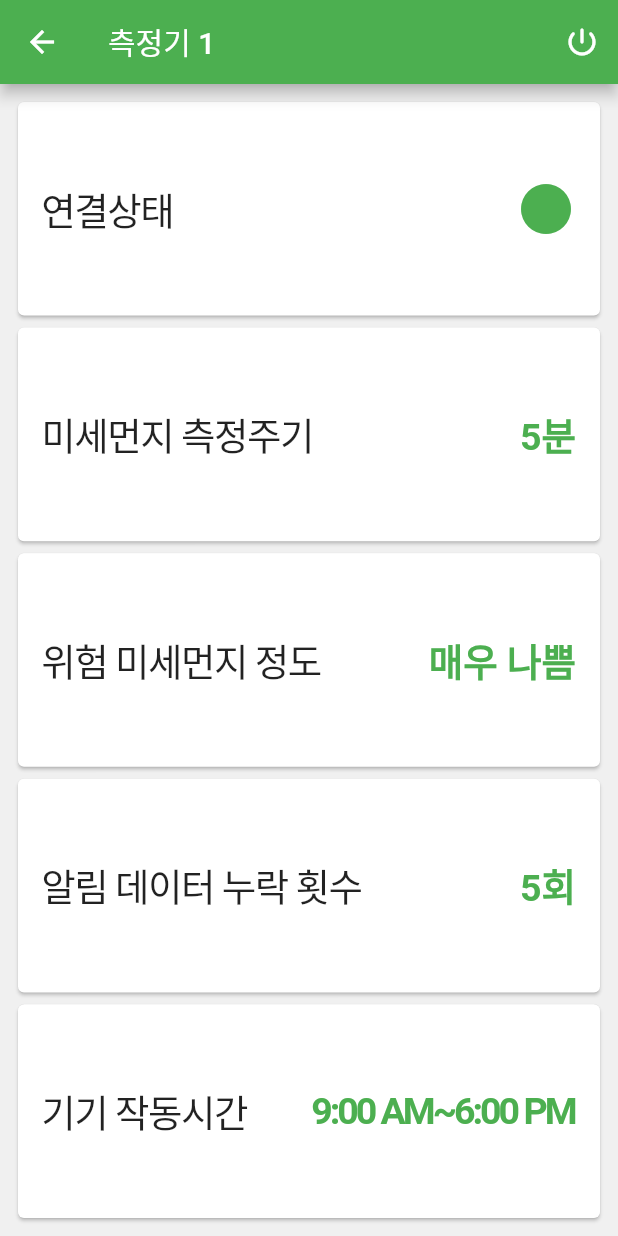
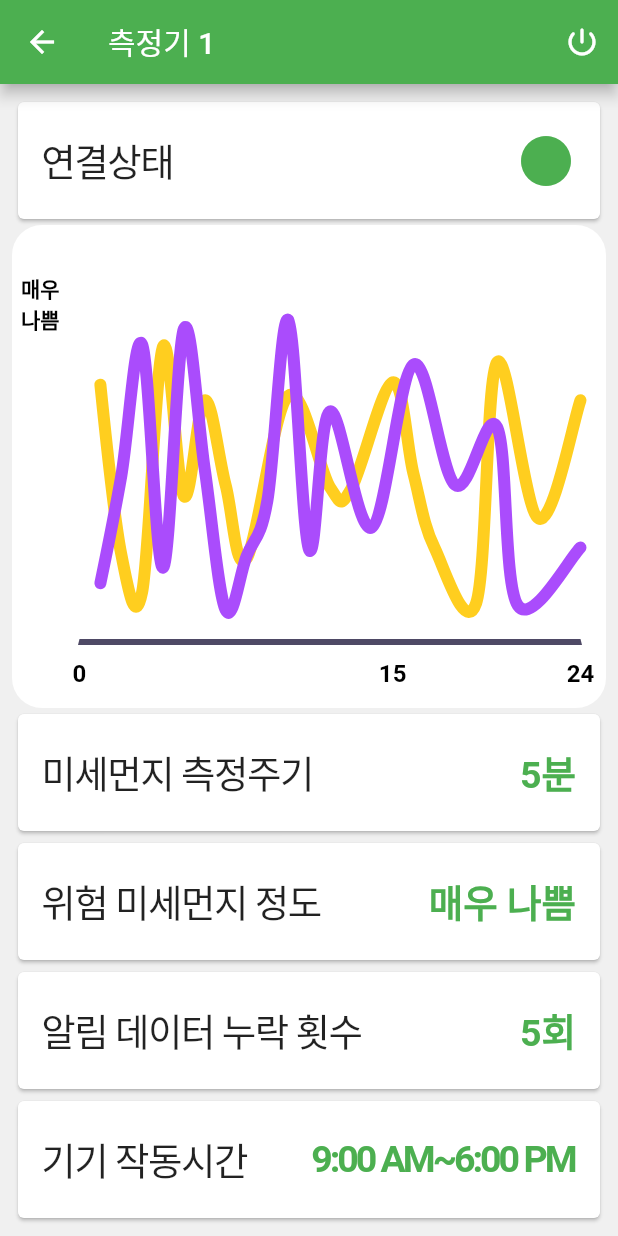
Before and after one commit to Ksanbal/MiseCho, a Flutter app: the DetailPage screen opened directly, on a phone screen of 412 x 824 dp. Run offline on Flutter 3.47's test engine with Material 2 defaults, Android fonts, the phone set to English and light mode, and no system bars; drawn by our look-alikes of fl_chart; missing offline and left inert: flutter_material_pickers.

Commit message:
Build Detail Page ( Chat, Setups)

```diff
--- a/APP/checkpm_app/lib/detail_page.dart
+++ b/APP/checkpm_app/lib/detail_page.dart
@@ -10,6 +10,14 @@ class DetailPage extends StatefulWidget {
 class _DetailPageState extends State<DetailPage> {
   // Device Name
   var DeviceName = '측정기 1';
+
+  // Chart
+  bool isShowingMainData;
+  @override
+  void initState() {
+    super.initState();
+    isShowingMainData = true;
+  }
 
   // Picker's items
   // 미세먼지 측정 주기
@@ -82,7 +90,39 @@ class _DetailPageState extends State<DetailPage> {
               ),
             ),
             // Chart
-
+            AspectRatio(
+              aspectRatio: 1.23,
+              child: Container(
+                decoration: const BoxDecoration(
+                  borderRadius: BorderRadius.all(Radius.circular(20)),
+                  color: Colors.white,
+                ),
+                child: Stack(
+                  children: <Widget>[
+                    Column(
+                      crossAxisAlignment: CrossAxisAlignment.stretch,
+                      children: <Widget>[
+                        const SizedBox(
+                          height: 37,
+                        ),
+                        Expanded(
+                          child: Padding(
+                            padding:
+                                const EdgeInsets.only(right: 16.0, left: 6.0),
+                            child: LineChart(
+                              PMData(),
+                            ),
+                          ),
+                        ),
+                        const SizedBox(
+                          height: 10,
+                        ),
+                      ],
+                    ),
+                  ],
+                ),
+              ),
+            ),
             // 미세먼지 측정주기
             Expanded(
               child: Card(
@@ -222,4 +262,176 @@ class _DetailPageState extends State<DetailPage> {
       ),
     );
   }
+
+  LineChartData PMData() {
+    return LineChartData(
+      lineTouchData: LineTouchData(
+        touchTooltipData: LineTouchTooltipData(
+          tooltipBgColor: Colors.blueGrey.withOpacity(0.8),
+        ),
+        touchCallback: (LineTouchResponse touchResponse) {},
+        handleBuiltInTouches: true,
+      ),
+      gridData: FlGridData(
+        show: false,
+      ),
+      titlesData: FlTitlesData(
+        bottomTitles: SideTitles(
+          showTitles: true,
+          reservedSize: 22,
+          getTextStyles: (value) => const TextStyle(
+            color: Colors.black,
+            fontWeight: FontWeight.bold,
+            fontSize: 16,
+          ),
+          margin: 10,
+          getTitles: (value) {
+            switch (value.toInt()) {
+              case 0:
+                return '0';
+              case 3:
+                return '3';
+              case 6:
+                return '6';
+              case 9:
+                return '9';
+              case 12:
+                return '12';
+              case 15:
+                return '15';
+              case 18:
+                return '18';
+              case 21:
+                return '21';
+              case 24:
+                return '24';
+            }
+            return '';
+          },
+        ),
+        leftTitles: SideTitles(
+          showTitles: true,
+          getTextStyles: (value) => const TextStyle(
+            color: Colors.black,
+            fontWeight: FontWeight.bold,
+            fontSize: 14,
+          ),
+          getTitles: (value) {
+            switch (value.toInt()) {
+              case 10:
+                return '좋음';
+              case 30:
+                return '보통';
+              case 80:
+                return '나쁨';
+              case 150:
+                return '매우 나쁨';
+            }
+            return '';
+          },
+          margin: 8,
+          reservedSize: 30,
+        ),
+      ),
+      borderData: FlBorderData(
+        show: true,
+        border: const Border(
+          bottom: BorderSide(
+            color: Color(0xff4e4965),
+            width: 4,
+          ),
+          left: BorderSide(
+            color: Colors.transparent,
+          ),
+          right: BorderSide(
+            color: Colors.transparent,
+          ),
+          top: BorderSide(
+            color: Colors.transparent,
+          ),
+        ),
+      ),
+      minX: 0,
+      maxX: 24,
+      maxY: 160,
+      minY: 0,
+      lineBarsData: linesBarData1(),
+    );
+  }
+
+  List<LineChartBarData> linesBarData1() {
+    final LineChartBarData lineChartBarData1 = LineChartBarData(
+      spots: [
+        FlSpot(1, 114),
+        FlSpot(2, 38),
+        FlSpot(3, 21),
+        FlSpot(4, 131),
+        FlSpot(5, 64),
+        FlSpot(6, 107),
+        FlSpot(7, 69),
+        FlSpot(8, 36),
+        FlSpot(10, 109),
+        FlSpot(12, 68),
+        FlSpot(13, 67),
+        FlSpot(15, 115),
+        FlSpot(16, 74),
+        FlSpot(17, 41),
+        FlSpot(19, 16),
+        FlSpot(20, 124),
+        FlSpot(22, 54),
+        FlSpot(24, 107),
+      ],
+      isCurved: true,
+      colors: [
+        const Color(0xffffce1f),
+      ],
+      barWidth: 8,
+      isStrokeCapRound: true,
+      dotData: FlDotData(
+        show: false,
+      ),
+      belowBarData: BarAreaData(
+        show: false,
+      ),
+    );
+    final LineChartBarData lineChartBarData2 = LineChartBarData(
+      spots: [
+        FlSpot(1, 25),
+        FlSpot(2, 73),
+        FlSpot(3, 132),
+        FlSpot(4, 32),
+        FlSpot(5, 139),
+        FlSpot(6, 76),
+        FlSpot(7, 13),
+        FlSpot(8, 37),
+        FlSpot(9, 62),
+        FlSpot(10, 143),
+        FlSpot(11, 40),
+        FlSpot(12, 102),
+        FlSpot(14, 50),
+        FlSpot(16, 123),
+        FlSpot(18, 69),
+        FlSpot(20, 95),
+        FlSpot(21, 15),
+        FlSpot(24, 41),
+      ],
+      isCurved: true,
+      colors: [
+        const Color(0xffaa4cfc),
+      ],
+      barWidth: 8,
+      isStrokeCapRound: true,
+      dotData: FlDotData(
+        show: false,
+      ),
+      belowBarData: BarAreaData(show: false, colors: [
+        const Color(0x00aa4cfc),
+      ]),
+    );
+
+    return [
+      lineChartBarData1,
+      lineChartBarData2,
+    ];
+  }
 }
--- a/APP/checkpm_app/lib/main.dart
+++ b/APP/checkpm_app/lib/main.dart
@@ -1,9 +1,8 @@
+import 'package:checkpm_app/detail_page.dart';
 import 'package:checkpm_app/index_page.dart';
 import 'package:flutter/material.dart';
 
 import 'login_page.dart';
-import 'index_page.dart';
-import 'notification_page.dart';
 
 void main() => runApp(MyApp());
 
@@ -15,9 +14,7 @@ class MyApp extends StatelessWidget {
       theme: ThemeData(
         primarySwatch: Colors.green,
       ),
-      // home: LoginPage(), // Login page로 연결
-      home: IndexPage(),
-      // home: NotificationPage(),
+      home: LoginPage(), // Login page로 연결
     );
   }
 }
```
